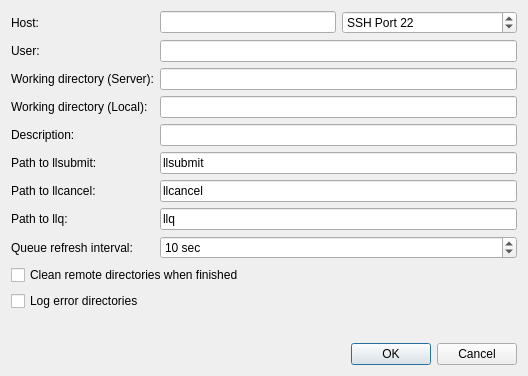
First picture: the form in src/globalsearch/queueinterfaces/loadlevelerdialog.ui, repository xtalopt/XtalOpt, before the edit.
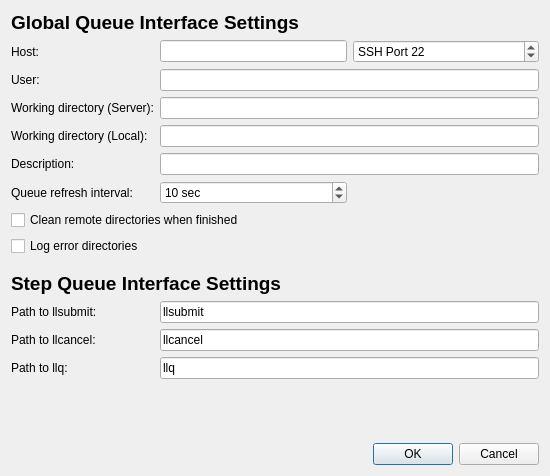
Second picture: the form after the edit.

Commit message: Major change: different opts and QIs for steps

What changed in the file:
```diff
--- a/src/globalsearch/queueinterfaces/loadlevelerdialog.ui
+++ b/src/globalsearch/queueinterfaces/loadlevelerdialog.ui
@@ -6,8 +6,8 @@
    <rect>
     <x>0</x>
     <y>0</y>
-    <width>528</width>
-    <height>376</height>
+    <width>550</width>
+    <height>476</height>
    </rect>
   </property>
   <property name="sizePolicy">
@@ -20,30 +20,21 @@
    <string>LoadLeveler Queue Configuration</string>
   </property>
   <layout class="QGridLayout" name="gridLayout">
-   <item row="0" column="0">
-    <widget class="QLabel" name="label_18">
-     <property name="sizePolicy">
-      <sizepolicy hsizetype="Maximum" vsizetype="Preferred">
-       <horstretch>0</horstretch>
-       <verstretch>0</verstretch>
-      </sizepolicy>
-     </property>
+   <item row="10" column="0" colspan="4">
+    <widget class="QCheckBox" name="cb_cleanRemoteOnStop">
      <property name="text">
-      <string>Host:</string>
-     </property>
-     <property name="buddy">
-      <cstring>edit_host</cstring>
+      <string>Clean remote directories when finished</string>
      </property>
     </widget>
    </item>
-   <item row="0" column="2">
+   <item row="1" column="2">
     <widget class="QLineEdit" name="edit_host">
      <property name="toolTip">
       <string>Address of host. Can use IP or host name.</string>
      </property>
     </widget>
    </item>
-   <item row="0" column="3">
+   <item row="1" column="3">
     <widget class="QSpinBox" name="spin_port">
      <property name="prefix">
       <string>SSH Port </string>
@@ -56,30 +47,21 @@
      </property>
     </widget>
    </item>
-   <item row="1" column="0">
-    <widget class="QLabel" name="label_19">
-     <property name="sizePolicy">
-      <sizepolicy hsizetype="Maximum" vsizetype="Preferred">
-       <horstretch>0</horstretch>
-       <verstretch>0</verstretch>
-      </sizepolicy>
-     </property>
-     <property name="text">
-      <string>User:</string>
-     </property>
-     <property name="buddy">
-      <cstring>edit_username</cstring>
-     </property>
-    </widget>
-   </item>
-   <item row="1" column="2" colspan="2">
+   <item row="2" column="2" colspan="2">
     <widget class="QLineEdit" name="edit_username">
      <property name="toolTip">
       <string>Username on above host.</string>
      </property>
     </widget>
    </item>
-   <item row="2" column="0" colspan="2">
+   <item row="3" column="2" colspan="2">
+    <widget class="QLineEdit" name="edit_rempath">
+     <property name="toolTip">
+      <string>Path on remote host to use during optimizations. Do not use wildcard characters or BASH-specific characters (e.g. '~' in place of /home/user).</string>
+     </property>
+    </widget>
+   </item>
+   <item row="3" column="0" colspan="2">
     <widget class="QLabel" name="label_20">
      <property name="sizePolicy">
       <sizepolicy hsizetype="Maximum" vsizetype="Preferred">
@@ -95,14 +77,14 @@
      </property>
     </widget>
    </item>
-   <item row="2" column="2" colspan="2">
-    <widget class="QLineEdit" name="edit_rempath">
+   <item row="4" column="2" colspan="2">
+    <widget class="QLineEdit" name="edit_locpath">
      <property name="toolTip">
       <string>Path on remote host to use during optimizations. Do not use wildcard characters or BASH-specific characters (e.g. '~' in place of /home/user).</string>
      </property>
     </widget>
    </item>
-   <item row="3" column="0">
+   <item row="4" column="0">
     <widget class="QLabel" name="label_21">
      <property name="sizePolicy">
       <sizepolicy hsizetype="Maximum" vsizetype="Preferred">
@@ -118,14 +100,7 @@
      </property>
     </widget>
    </item>
-   <item row="3" column="2" colspan="2">
-    <widget class="QLineEdit" name="edit_locpath">
-     <property name="toolTip">
-      <string>Local path to store files</string>
-     </property>
-    </widget>
-   </item>
-   <item row="5" column="0">
+   <item row="14" column="0">
     <widget class="QLabel" name="label_launch">
      <property name="sizePolicy">
       <sizepolicy hsizetype="Maximum" vsizetype="Preferred">
@@ -144,7 +119,7 @@
      </property>
     </widget>
    </item>
-   <item row="5" column="2" colspan="2">
+   <item row="14" column="2" colspan="2">
     <widget class="QLineEdit" name="edit_llsubmit">
      <property name="toolTip">
       <string>Command used to submit jobs to the PBS queue. Usually qsub.</string>
@@ -154,7 +129,7 @@
      </property>
     </widget>
    </item>
-   <item row="6" column="0">
+   <item row="15" column="0">
     <widget class="QLabel" name="label_qdel">
      <property name="sizePolicy">
       <sizepolicy hsizetype="Maximum" vsizetype="Preferred">
@@ -173,7 +148,7 @@
      </property>
     </widget>
    </item>
-   <item row="7" column="2" colspan="2">
+   <item row="16" column="2" colspan="2">
     <widget class="QLineEdit" name="edit_llq">
      <property name="toolTip">
       <string>Command used to check the PBS queue. Use qstat.</string>
@@ -183,7 +158,7 @@
      </property>
     </widget>
    </item>
-   <item row="7" column="0">
+   <item row="16" column="0">
     <widget class="QLabel" name="label_check">
      <property name="sizePolicy">
       <sizepolicy hsizetype="Maximum" vsizetype="Preferred">
@@ -202,7 +177,14 @@
      </property>
     </widget>
    </item>
-   <item row="6" column="2" colspan="2">
+   <item row="5" column="2" colspan="2">
+    <widget class="QLineEdit" name="edit_description">
+     <property name="toolTip">
+      <string>Short description of optimization (used as %description% template keyword in input templates).</string>
+     </property>
+    </widget>
+   </item>
+   <item row="15" column="2" colspan="2">
     <widget class="QLineEdit" name="edit_llcancel">
      <property name="toolTip">
       <string>Command used to delete jobs from the queue. Usually qdel.</string>
@@ -212,7 +194,7 @@
      </property>
     </widget>
    </item>
-   <item row="4" column="0">
+   <item row="5" column="0">
     <widget class="QLabel" name="label">
      <property name="text">
       <string>Description:</string>
@@ -222,14 +204,7 @@
      </property>
     </widget>
    </item>
-   <item row="4" column="2" colspan="2">
-    <widget class="QLineEdit" name="edit_description">
-     <property name="toolTip">
-      <string>Short description of optimization (used as %description% template keyword in input templates).</string>
-     </property>
-    </widget>
-   </item>
-   <item row="13" column="3">
+   <item row="22" column="3">
     <widget class="QDialogButtonBox" name="buttonBox">
      <property name="orientation">
       <enum>Qt::Horizontal</enum>
@@ -239,7 +214,7 @@
      </property>
     </widget>
    </item>
-   <item row="11" column="3">
+   <item row="20" column="3">
     <spacer name="verticalSpacer">
      <property name="orientation">
       <enum>Qt::Vertical</enum>
@@ -252,17 +227,56 @@
      </property>
     </spacer>
    </item>
-   <item row="8" column="0">
-    <widget class="QLabel" name="label_2">
+   <item row="0" column="0" colspan="4">
+    <widget class="QLabel" name="label_3">
      <property name="text">
-      <string>Queue refresh interval:</string>
+      <string>&lt;html&gt;&lt;head/&gt;&lt;body&gt;&lt;p&gt;&lt;span style=&quot; font-size:14pt; font-weight:600;&quot;&gt;Global Queue Interface Settings&lt;/span&gt;&lt;/p&gt;&lt;/body&gt;&lt;/html&gt;</string>
      </property>
+    </widget>
+   </item>
+   <item row="2" column="0">
+    <widget class="QLabel" name="label_19">
+     <property name="sizePolicy">
+      <sizepolicy hsizetype="Maximum" vsizetype="Preferred">
+       <horstretch>0</horstretch>
+       <verstretch>0</verstretch>
+      </sizepolicy>
+     </property>
+     <property name="text">
+      <string>User:</string>
+     </property>
      <property name="buddy">
       <cstring>spin_interval</cstring>
      </property>
     </widget>
    </item>
-   <item row="8" column="2" colspan="2">
+   <item row="11" column="0">
+    <widget class="QCheckBox" name="cb_logErrorDirs">
+     <property name="toolTip">
+      <string>&lt;html&gt;&lt;head/&gt;&lt;body&gt;&lt;p&gt;Leaves a copy of a directory in which an error occurred in &amp;lt;local_path&amp;gt;/errorDirs.&lt;/p&gt;&lt;p&gt;This can help when figuring out why an xtal fails when submitted.&lt;/p&gt;&lt;p&gt;Only keeps one copy for each xtal directory (so if an error occurred in 00001x00001 twice, the first error directory would have been overwritten by the second)&lt;/p&gt;&lt;/body&gt;&lt;/html&gt;</string>
+     </property>
+     <property name="text">
+      <string>Log error directories</string>
+     </property>
+    </widget>
+   </item>
+   <item row="1" column="0">
+    <widget class="QLabel" name="label_18">
+     <property name="sizePolicy">
+      <sizepolicy hsizetype="Maximum" vsizetype="Preferred">
+       <horstretch>0</horstretch>
+       <verstretch>0</verstretch>
+      </sizepolicy>
+     </property>
+     <property name="text">
+      <string>Host:</string>
+     </property>
+     <property name="buddy">
+      <cstring>edit_host</cstring>
+     </property>
+    </widget>
+   </item>
+   <item row="9" column="2">
     <widget class="QSpinBox" name="spin_interval">
      <property name="suffix">
       <string> sec</string>
@@ -278,23 +292,36 @@
      </property>
     </widget>
    </item>
-   <item row="9" column="0" colspan="4">
-    <widget class="QCheckBox" name="cb_cleanRemoteOnStop">
+   <item row="9" column="0">
+    <widget class="QLabel" name="label_2">
      <property name="text">
-      <string>Clean remote directories when finished</string>
+      <string>Queue refresh interval:</string>
      </property>
     </widget>
    </item>
-   <item row="10" column="0">
-    <widget class="QCheckBox" name="cb_logErrorDirs">
-     <property name="toolTip">
-      <string>&lt;html&gt;&lt;head/&gt;&lt;body&gt;&lt;p&gt;Leaves a copy of a directory in which an error occurred in &amp;lt;local_path&amp;gt;/errorDirs.&lt;/p&gt;&lt;p&gt;This can help when figuring out why an xtal fails when submitted.&lt;/p&gt;&lt;p&gt;Only keeps one copy for each xtal directory (so if an error occurred in 00001x00001 twice, the first error directory would have been overwritten by the second)&lt;/p&gt;&lt;/body&gt;&lt;/html&gt;</string>
-     </property>
+   <item row="13" column="0" colspan="4">
+    <widget class="QLabel" name="label_4">
      <property name="text">
-      <string>Log error directories</string>
+      <string>&lt;html&gt;&lt;head/&gt;&lt;body&gt;&lt;p&gt;&lt;span style=&quot; font-size:14pt; font-weight:600;&quot;&gt;Step Queue Interface Settings&lt;/span&gt;&lt;/p&gt;&lt;/body&gt;&lt;/html&gt;</string>
      </property>
     </widget>
    </item>
+   <item row="12" column="0">
+    <spacer name="verticalSpacer_2">
+     <property name="orientation">
+      <enum>Qt::Vertical</enum>
+     </property>
+     <property name="sizeType">
+      <enum>QSizePolicy::Minimum</enum>
+     </property>
+     <property name="sizeHint" stdset="0">
+      <size>
+       <width>10</width>
+       <height>10</height>
+      </size>
+     </property>
+    </spacer>
+   </item>
   </layout>
  </widget>
  <tabstops>
```
Left out of the diff: 8 changed lines with no effect on the pictures. The commit also changes 55 other files.
